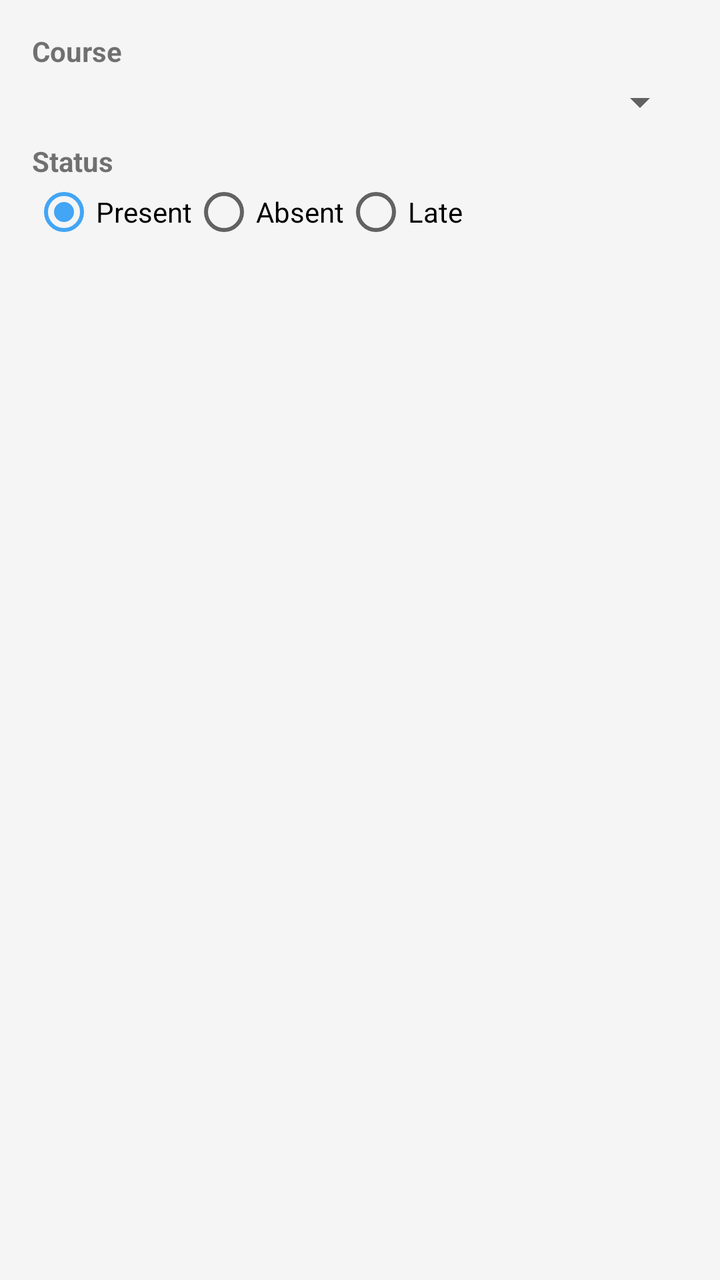
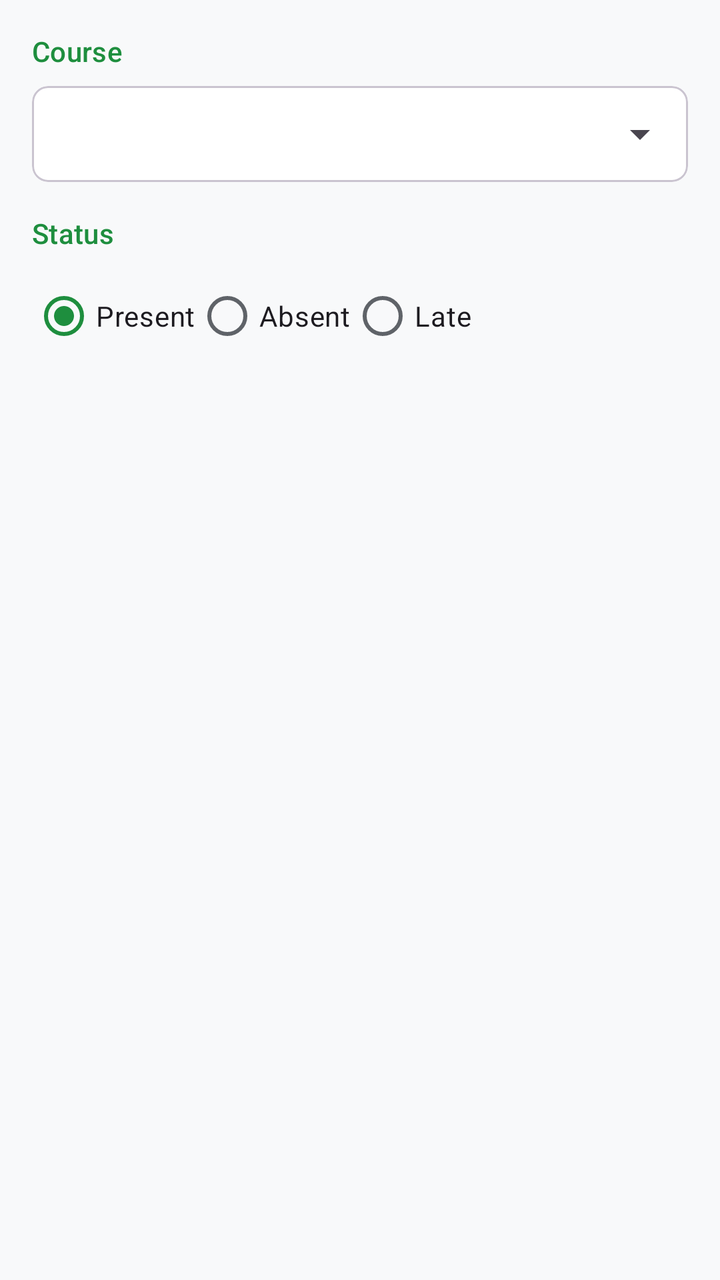

Screens rendered from an Android XML layout before and after an edit, with the pre-edit source and the edit as a unified diff.
<!-- AndroidManifest.xml: application theme Theme.Studbuddy -->
<!-- res/layout/dialog_mark_attendance.xml -->
<?xml version="1.0" encoding="utf-8"?>
<LinearLayout xmlns:android="http://schemas.android.com/apk/res/android"
    android:layout_width="match_parent"
    android:layout_height="wrap_content"
    android:orientation="vertical"
    android:padding="16dp">

    <TextView
        android:layout_width="wrap_content"
        android:layout_height="wrap_content"
        android:text="Course"
        android:textStyle="bold" />

    <Spinner
        android:id="@+id/spinnerCourses"
        android:layout_width="match_parent"
        android:layout_height="wrap_content"
        android:layout_marginTop="4dp" />

    <TextView
        android:layout_width="wrap_content"
        android:layout_height="wrap_content"
        android:layout_marginTop="8dp"
        android:text="Status"
        android:textStyle="bold" />

    <RadioGroup
        android:id="@+id/rgStatus"
        android:layout_width="match_parent"
        android:layout_height="wrap_content"
        android:orientation="horizontal">

        <RadioButton
            android:id="@+id/rbPresent"
            android:layout_width="wrap_content"
            android:layout_height="wrap_content"
            android:text="Present"
            android:checked="true" />

        <RadioButton
            android:id="@+id/rbAbsent"
            android:layout_width="wrap_content"
            android:layout_height="wrap_content"
            android:text="Absent" />

        <RadioButton
            android:id="@+id/rbLate"
            android:layout_width="wrap_content"
            android:layout_height="wrap_content"
            android:text="Late" />
    </RadioGroup>

</LinearLayout>
<!-- resources referenced by this layout -->
<resources>
  <style name="Theme.Studbuddy" parent="Theme.AppCompat.Light.NoActionBar">
          
          <item name="colorPrimary">@color/colorPrimary</item>
          <item name="colorPrimaryDark">@color/colorPrimaryDark</item>
          <item name="colorAccent">@color/colorAccent</item>
          
          <item name="android:windowBackground">@color/colorBackground</item>
      </style>
  <color name="colorPrimary">#1565C0</color>
  <color name="colorPrimaryDark">#003c8f</color>
  <color name="colorAccent">#42A5F5</color>
  <color name="colorBackground">#F5F5F5</color>
</resources>

<!-- the commit's change to res/layout/dialog_mark_attendance.xml (unified diff, before → after) -->
@@ -1,5 +1,6 @@
 <?xml version="1.0" encoding="utf-8"?>
 <LinearLayout xmlns:android="http://schemas.android.com/apk/res/android"
+    xmlns:app="http://schemas.android.com/apk/res-auto"
     android:layout_width="match_parent"
     android:layout_height="wrap_content"
     android:orientation="vertical"
@@ -9,41 +10,52 @@
         android:layout_width="wrap_content"
         android:layout_height="wrap_content"
         android:text="Course"
-        android:textStyle="bold" />
+        android:textAppearance="?attr/textAppearanceTitleSmall"
+        android:textColor="?attr/colorPrimary" />
 
-    <Spinner
-        android:id="@+id/spinnerCourses"
+    <com.google.android.material.card.MaterialCardView
         android:layout_width="match_parent"
         android:layout_height="wrap_content"
-        android:layout_marginTop="4dp" />
+        android:layout_marginTop="8dp"
+        style="?attr/materialCardViewOutlinedStyle"
+        app:cardCornerRadius="8dp">
+
+        <Spinner
+            android:id="@+id/spinnerCourses"
+            android:layout_width="match_parent"
+            android:layout_height="wrap_content"
+            android:minHeight="48dp" />
+    </com.google.android.material.card.MaterialCardView>
 
     <TextView
         android:layout_width="wrap_content"
         android:layout_height="wrap_content"
-        android:layout_marginTop="8dp"
+        android:layout_marginTop="16dp"
         android:text="Status"
-        android:textStyle="bold" />
+        android:textAppearance="?attr/textAppearanceTitleSmall"
+        android:textColor="?attr/colorPrimary" />
 
     <RadioGroup
         android:id="@+id/rgStatus"
         android:layout_width="match_parent"
         android:layout_height="wrap_content"
+        android:layout_marginTop="8dp"
         android:orientation="horizontal">
 
-        <RadioButton
+        <com.google.android.material.radiobutton.MaterialRadioButton
             android:id="@+id/rbPresent"
             android:layout_width="wrap_content"
             android:layout_height="wrap_content"
             android:text="Present"
             android:checked="true" />
 
-        <RadioButton
+        <com.google.android.material.radiobutton.MaterialRadioButton
             android:id="@+id/rbAbsent"
             android:layout_width="wrap_content"
             android:layout_height="wrap_content"
             android:text="Absent" />
 
-        <RadioButton
+        <com.google.android.material.radiobutton.MaterialRadioButton
             android:id="@+id/rbLate"
             android:layout_width="wrap_content"
             android:layout_height="wrap_content"
<!-- resource entries referenced after the edit -->
@@ -1,16 +1,58 @@
 <!-- resources referenced by this layout -->
 <resources>
-  <style name="Theme.Studbuddy" parent="Theme.AppCompat.Light.NoActionBar">
+  <style name="Theme.Studbuddy" parent="Theme.Material3.DayNight.NoActionBar">
           
-          <item name="colorPrimary">@color/colorPrimary</item>
-          <item name="colorPrimaryDark">@color/colorPrimaryDark</item>
-          <item name="colorAccent">@color/colorAccent</item>
+          <item name="colorPrimary">@color/md_theme_light_primary</item>
+          <item name="colorOnPrimary">@color/md_theme_light_onPrimary</item>
+          <item name="colorPrimaryContainer">@color/md_theme_light_primaryContainer</item>
+          <item name="colorOnPrimaryContainer">@color/md_theme_light_onPrimaryContainer</item>
+          <item name="colorSecondary">@color/md_theme_light_secondary</item>
+          <item name="colorOnSecondary">@color/md_theme_light_onSecondary</item>
+          <item name="colorSecondaryContainer">@color/md_theme_light_secondaryContainer</item>
+          <item name="colorOnSecondaryContainer">@color/md_theme_light_onSecondaryContainer</item>
+          <item name="colorTertiary">@color/md_theme_light_tertiary</item>
+          <item name="colorOnTertiary">@color/md_theme_light_onTertiary</item>
+          <item name="colorTertiaryContainer">@color/md_theme_light_tertiaryContainer</item>
+          <item name="colorOnTertiaryContainer">@color/md_theme_light_onTertiaryContainer</item>
+          <item name="colorError">@color/md_theme_light_error</item>
+          <item name="colorOnError">@color/md_theme_light_onError</item>
+          <item name="colorErrorContainer">@color/md_theme_light_errorContainer</item>
+          <item name="colorOnErrorContainer">@color/md_theme_light_onErrorContainer</item>
+          <item name="android:windowBackground">@color/md_theme_light_background</item>
+          <item name="colorOutline">@color/md_theme_light_outline</item>
+          <item name="colorSurfaceVariant">@color/md_theme_light_surfaceVariant</item>
+          <item name="colorOnSurfaceVariant">@color/md_theme_light_onSurfaceVariant</item>
+          <item name="colorSurface">@color/md_theme_light_surface</item>
+          <item name="colorOnSurface">@color/md_theme_light_onSurface</item>
+  
           
-          <item name="android:windowBackground">@color/colorBackground</item>
+          <item name="headerBackground">?attr/colorSurface</item>
+          <item name="headerTextColor">?attr/colorOnSurface</item>
+  
+          
+          <item name="materialCardViewStyle">@style/Widget.Material3.CardView.Outlined</item>
       </style>
-  <color name="colorPrimary">#1565C0</color>
-  <color name="colorPrimaryDark">#003c8f</color>
-  <color name="colorAccent">#42A5F5</color>
-  <color name="colorBackground">#F5F5F5</color>
+  <color name="md_theme_light_primary">#1E8E3E</color>
+  <color name="md_theme_light_onPrimary">#FFFFFF</color>
+  <color name="md_theme_light_primaryContainer">#E6F4EA</color>
+  <color name="md_theme_light_onPrimaryContainer">#0D652D</color>
+  <color name="md_theme_light_secondary">#5F6368</color>
+  <color name="md_theme_light_onSecondary">#FFFFFF</color>
+  <color name="md_theme_light_secondaryContainer">#E8EAED</color>
+  <color name="md_theme_light_onSecondaryContainer">#202124</color>
+  <color name="md_theme_light_tertiary">#1967D2</color>
+  <color name="md_theme_light_onTertiary">#FFFFFF</color>
+  <color name="md_theme_light_tertiaryContainer">#E8F0FE</color>
+  <color name="md_theme_light_onTertiaryContainer">#174EA6</color>
+  <color name="md_theme_light_error">#D93025</color>
+  <color name="md_theme_light_onError">#FFFFFF</color>
+  <color name="md_theme_light_errorContainer">#FCE8E6</color>
+  <color name="md_theme_light_onErrorContainer">#A50E0E</color>
+  <color name="md_theme_light_background">#F8F9FA</color>
+  <color name="md_theme_light_outline">#DADCE0</color>
+  <color name="md_theme_light_surfaceVariant">#F1F3F4</color>
+  <color name="md_theme_light_onSurfaceVariant">#5F6368</color>
+  <color name="md_theme_light_surface">#FFFFFF</color>
+  <color name="md_theme_light_onSurface">#202124</color>
 </resources>
 
